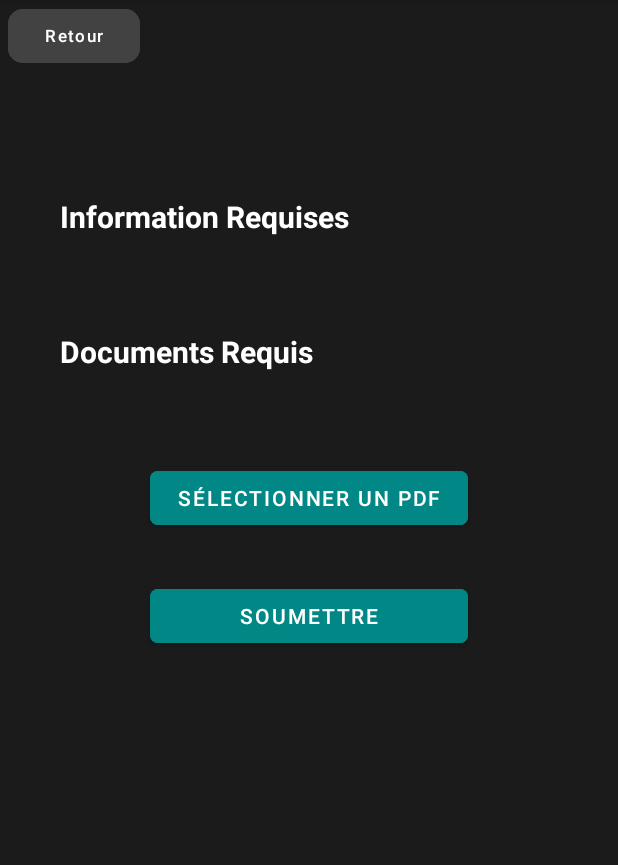
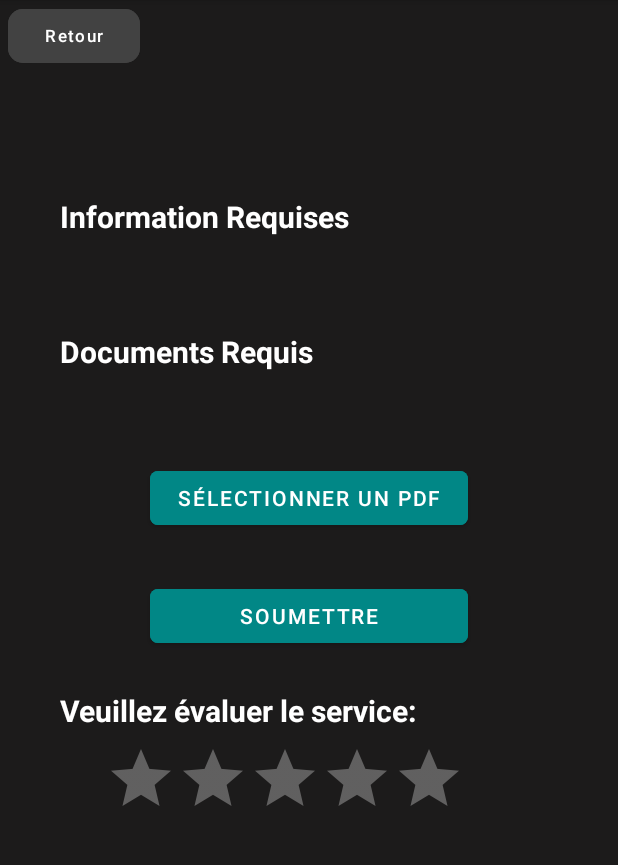
Before and after one commit to uOttawa-SEG2505-Fall2021/novigrad-project---part-1-g03, an Android app: the screen it shows after launch (SubmitDemandePage), on a phone screen of 412 x 824 dp, the part 84-949 px from its top. Run offline under Robolectric (Android 15) with nearby library versions, the phone set to English and light mode, and no system bars; our stand-ins replace Firebase (no records; nobody signed in at launch, a user with empty details on screens opened directly).

Commit message:
added rating bar

```diff
--- a/App/app/src/main/AndroidManifest.xml
+++ b/App/app/src/main/AndroidManifest.xml
@@ -11,13 +11,13 @@
         android:theme="@style/Theme.Novigrad">
         <activity
             android:name=".SubmitDemandePage"
-            android:exported="false" />
+            android:exported="true" />
         <activity
             android:name=".SuccursaleDetailsPage"
-            android:exported="false" />
+            android:exported="true" />
         <activity
             android:name=".ViewClientDemandesPage"
-            android:exported="false" />
+            android:exported="true" />
         <activity
             android:name=".ClientPage"
             android:exported="true" />
--- a/App/app/src/main/java/com/example/novigrad/SubmitDemandePage.java
+++ b/App/app/src/main/java/com/example/novigrad/SubmitDemandePage.java
@@ -7,6 +7,7 @@ import androidx.appcompat.app.AppCompatActivity;
 import android.content.Intent;
 import android.os.Bundle;
 import android.view.View;
+import android.widget.RatingBar;
 import android.widget.TextView;
 import android.widget.Toast;
 
@@ -24,10 +25,24 @@ public class SubmitDemandePage extends AppCompatActivity {
     private Service serviceApplyingTo;
     DatabaseReference databaseServices;
 
+    private RatingBar bar;
+    private float cote; // This is the number
+
     @Override
     protected void onCreate(Bundle savedInstanceState) {
         super.onCreate(savedInstanceState);
         setContentView(R.layout.activity_submit_demande_page);
+
+        // Samy Stuff
+        bar = (RatingBar) findViewById(R.id.rating_bar);
+        bar.setOnRatingBarChangeListener(new RatingBar.OnRatingBarChangeListener() {
+            @Override
+            public void onRatingChanged(RatingBar ratingBar, float rating, boolean fromUser) {
+                Toast.makeText(SubmitDemandePage.this, "Service coté à: " + rating, Toast.LENGTH_SHORT).show();
+            }
+        });
+
+        // End Samy stuff
 
         databaseServices = FirebaseDatabase.getInstance().getReference("services");
 
--- a/App/app/src/main/res/layout/activity_submit_demande_page.xml
+++ b/App/app/src/main/res/layout/activity_submit_demande_page.xml
@@ -121,7 +121,7 @@
                 android:layout_width="match_parent"
                 android:layout_height="15dp" />
 
-<!--      Samy put the rating thing here      -->
+            <!--      Samy put the rating thing here      -->
 
             <Space
                 android:layout_width="match_parent"
@@ -144,6 +144,36 @@
             <Space
                 android:layout_width="match_parent"
                 android:layout_height="10dp" />
+
+            <TextView
+                android:id="@+id/textView5"
+                android:layout_width="332dp"
+                android:layout_height="35dp"
+                android:layout_marginStart="40dp"
+                android:layout_marginTop="15dp"
+                android:text="Veuillez évaluer le service: "
+                android:textAlignment="viewStart"
+                android:textColor="@color/white"
+                android:textSize="20dp"
+                android:textStyle="bold" />
+
+            <RatingBar
+
+                android:layout_marginLeft="70dp"
+                android:layout_marginRight="70dp"
+                android:id="@+id/rating_bar"
+                android:layout_width="wrap_content"
+                android:layout_height="wrap_content"
+                android:layout_alignParentTop="true"
+                android:numStars="5"
+                android:stepSize=".5"
+                android:theme="@style/RatingBar"/>
+
+            <Space
+                android:layout_width="match_parent"
+                android:layout_height="10dp" />
+
+
         </LinearLayout>
     </ScrollView>
 
--- a/App/app/src/main/res/values-night/themes.xml
+++ b/App/app/src/main/res/values-night/themes.xml
@@ -13,4 +13,9 @@
         <item name="android:statusBarColor" tools:targetApi="l">?attr/colorPrimaryVariant</item>
         <!-- Customize your theme here. -->
     </style>
+
+    <style name="RatingBar" parent="Theme.AppCompat">
+        <item name="colorControlNormal">@color/white</item>
+        <item name="colorControlActivated">@color/teal_200</item>
+    </style>
 </resources>
--- a/App/app/src/main/res/values/themes.xml
+++ b/App/app/src/main/res/values/themes.xml
@@ -22,4 +22,9 @@
     <style name="Theme.Novigrad.AppBarOverlay" parent="ThemeOverlay.AppCompat.Dark.ActionBar" />
 
     <style name="Theme.Novigrad.PopupOverlay" parent="ThemeOverlay.AppCompat.Light" />
+
+    <style name="RatingBar" parent="Theme.AppCompat">
+        <item name="colorControlNormal">@color/white</item>
+        <item name="colorControlActivated">#d4de21</item>
+    </style>
 </resources>
```
